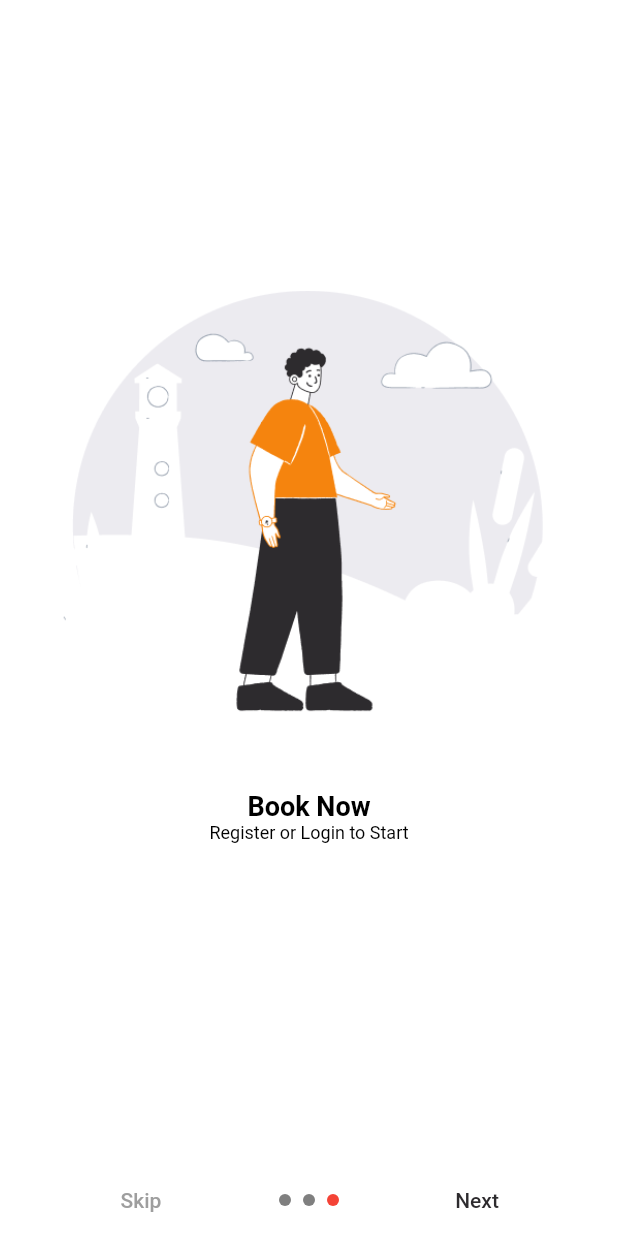
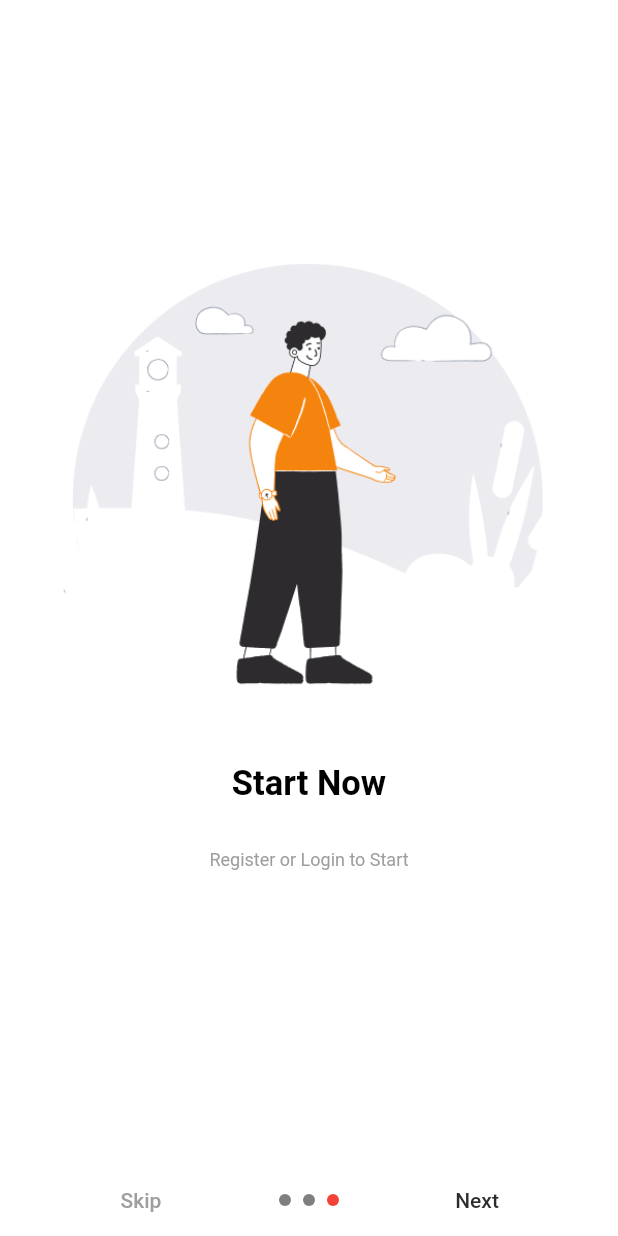
Before and after one commit to Metyme1/E-ticket, a Flutter app: the SplashScreen2 screen opened by its route, after a tap on "Next", on a phone screen of 412 x 824 dp. Run offline on Flutter 3.47's test engine with Material 2 defaults, Android fonts, the light colour scheme and no system bars.

Commit message:
login page updated

```diff
--- a/lib/screens/login.dart
+++ b/lib/screens/login.dart
@@ -19,12 +19,7 @@ class _LoginScreenState extends State<LoginScreen> {
     return SafeArea(
       child: Scaffold(
         body: Container(
-          decoration: BoxDecoration(
-            image: DecorationImage(
-              image: AssetImage('assets/login.png'),
-              fit: BoxFit.cover,
-            ),
-          ),
+
           child: Container(
 
             child: Column(
--- a/lib/screens/splash/splash2.dart
+++ b/lib/screens/splash/splash2.dart
@@ -20,20 +20,29 @@ class SplashScreen2 extends StatelessWidget {
                   ),
                   SizedBox(height: 20),
                   Text(
-                    'Get all your Service in one place',
+                    'Get all your Service in one',
                     style: TextStyle(
-                        fontSize: 18,
+                        fontSize: 23,
                         color: Colors.black,
                         fontWeight: FontWeight.bold
                     ),
 
                   ),
-                  SizedBox(height: 10,),
+                  Text(
+                    'Place',
+                    style: TextStyle(
+                        fontSize: 23,
+                        color: Colors.black,
+                        fontWeight: FontWeight.bold
+                    ),
+
+                  ),
+                  SizedBox(height: 30,),
                   Text(
                     'Every service you want come in get in and \n book it',
                     style: TextStyle(
                       fontSize: 12,
-                      color: Colors.black,
+                      color: Colors.grey,
                     ),
                   ),
                 ],
--- a/lib/screens/splash/splash3.dart
+++ b/lib/screens/splash/splash3.dart
@@ -20,18 +20,19 @@ class SplashScreen3 extends StatelessWidget {
                   ),
                   SizedBox(height: 20),
                   Text(
-                    'Book Now',
+                    'Start Now',
                     style: TextStyle(
-                        fontSize: 18,
+                        fontSize: 23,
                         color: Colors.black,
                         fontWeight: FontWeight.bold
                     ),
                   ),
+                  SizedBox(height: 30,),
                   Text(
                     'Register or Login to Start',
                     style: TextStyle(
                       fontSize: 12,
-                      color: Colors.black,
+                      color: Colors.grey
 
                     ),
                   ),
```
